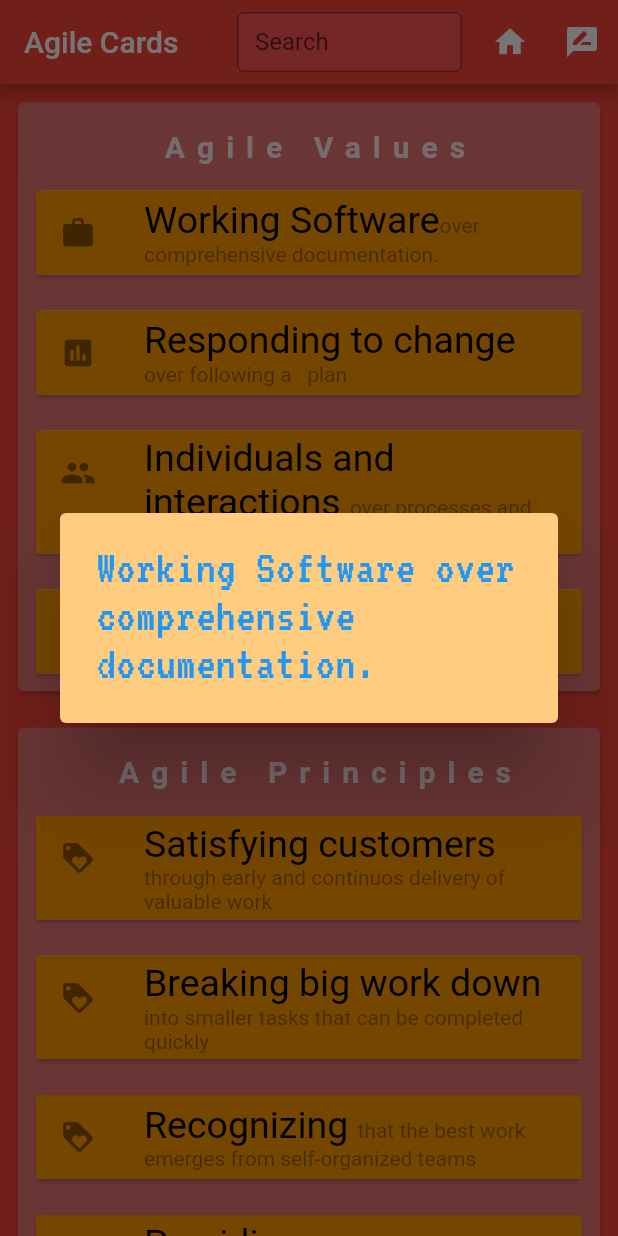
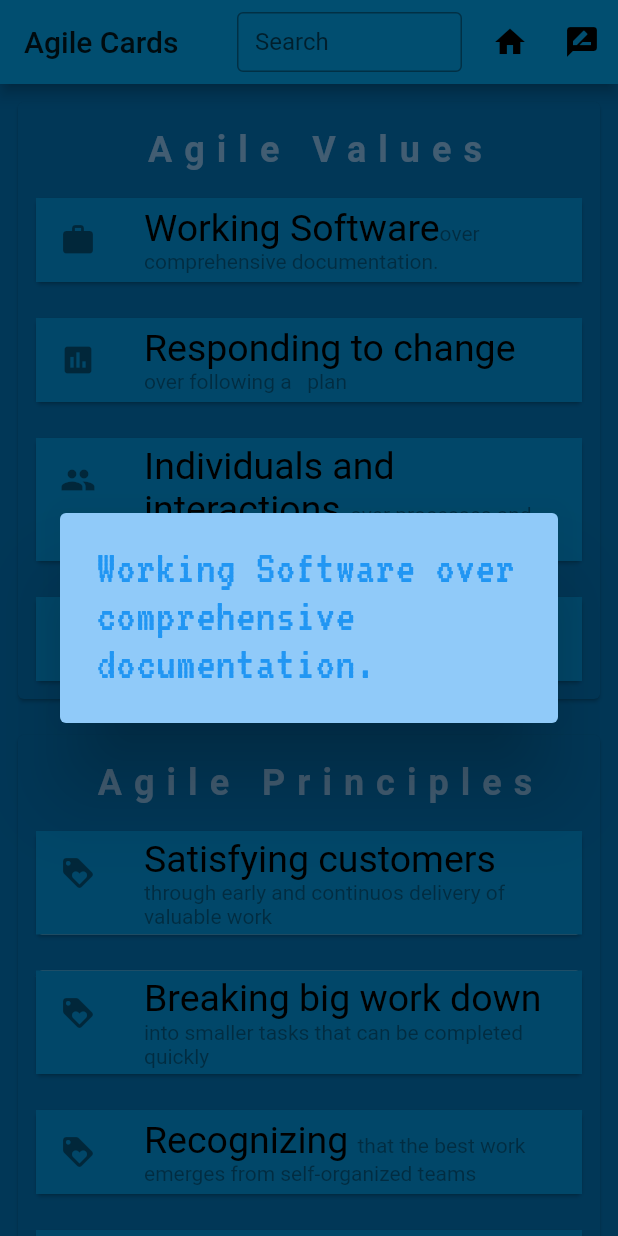
Before and after one commit to ammanath/agileCards, a Flutter app: the screen it shows after launch, after a tap on an icon or button, on a phone screen of 412 x 824 dp. Run offline on Flutter 3.47's test engine with Material 2 defaults, Android fonts, the phone set to English and light mode, and no system bars; our stand-ins replace animated_text_kit, google_fonts, scrollable_positioned_list.

Commit message:
changed color to blue

```diff
--- a/lib/DataListWidget.dart
+++ b/lib/DataListWidget.dart
@@ -7,7 +7,6 @@ class DataListWidget extends StatelessWidget {
     Key key,
     @required this.dataText,
   }) : super(key: key);
-
 
   final List<DataText> dataText;
 
@@ -20,17 +19,17 @@ var headerAgileValues = "Agile Values";
     var headerAgilePrinciples = "Agile Principles";
 
     return Column(
-      children:<Widget>[
+      children: <Widget>[
         Padding(
           padding: const EdgeInsets.all(8.0),
           child: DataCard(headerCard: headerAgileValues, dataCard: dataValues),
         ),
         Padding(
           padding: const EdgeInsets.all(8.0),
-          child: DataCard(headerCard: headerAgilePrinciples, dataCard: dataPrinciples),
+          child: DataCard(
+              headerCard: headerAgilePrinciples, dataCard: dataPrinciples),
         ),
       ],
-
     );
 
     // return Column(
@@ -52,13 +51,17 @@ class DataCard extends StatelessWidget {
   @override
   Widget build(BuildContext context) {
     return Card(
-      color: Colors.red[300],
+        color: Colors.lightBlue[800],
         child: Column(
-      children:
-      List.from([Padding(
-        padding: const EdgeInsets.fromLTRB(8.0,18.0,0.0,6.0),
+          children: List.from([
+            Padding(
+              padding: const EdgeInsets.fromLTRB(8.0, 18.0, 0.0, 6.0),
               child: HeaderText(headerCardTitle: headerCard),
-      )])..addAll(   dataCard.map((element) => AgileCard(dataText: element)).toList()),
+            )
+          ])
+            ..addAll(dataCard
+                .map((element) => AgileCard(dataText: element))
+                .toList()),
         ));
   }
 }
@@ -73,11 +76,12 @@ class HeaderText extends StatelessWidget {
 
   @override
   Widget build(BuildContext context) {
-    return Text(              headerCardTitle,
+    return Text(
+      headerCardTitle,
       textAlign: TextAlign.left,
       style: TextStyle(
-                  color: Colors.red[50],
-                  fontSize: 20,
+        color: Colors.blue[200],
+        fontSize: 24,
         letterSpacing: 8.0,
         fontWeight: FontWeight.bold,
       ),
--- a/lib/agileCard.dart
+++ b/lib/agileCard.dart
@@ -37,7 +37,7 @@ class AgileCard extends StatelessWidget {
                           return PopUpTextDisplay(dataText: dataText);
                         }),
                   }),
-          color: Colors.orange,
+          color: Colors.lightBlue[600],
         ),
       ),
     );
@@ -70,7 +70,7 @@ class PopUpTextDisplay extends StatelessWidget {
   Widget build(BuildContext context) {
     return AlertDialog(
         //title:Text("Value"),
-        backgroundColor: Colors.orange[200],
+        backgroundColor: Colors.blue[200],
         content: TypewriterAnimatedTextKit(
           text: ["${dataText.primaryText} ${dataText.secondaryText}"],
           totalRepeatCount: 4,
--- a/lib/agileCardsHome.dart
+++ b/lib/agileCardsHome.dart
@@ -15,7 +15,7 @@ class AgileCardsHome extends StatelessWidget {
             padding: const EdgeInsets.all(8.0),
             child: Container(
               width: 150,
-              color:Colors.redAccent,
+              color:Colors.lightBlue,
               child: TextField(
                   decoration: InputDecoration(
                   border: OutlineInputBorder(),
@@ -49,7 +49,7 @@ class AgileCardsHome extends StatelessWidget {
             child: DataListWidget(
           dataText: dataText1,
         )),
-        backgroundColor: Colors.red,
+        backgroundColor: Colors.lightBlue[800],
       ),
     );
   }
@@ -86,22 +86,22 @@ class AgileCardsHome extends StatelessWidget {
         'that the best work emerges from self-organized teams'
       ]),
       DataText(iconPrinciple, [
-        'Providing ',
-        'motivated individuals with the envt. and support they need and trusting them to get the job done'
+        'Providing motivated individuals ',
+        'with the envt. and support they need and trusting them to get the job done'
       ]),
       DataText(iconPrinciple,
           ['Creating processes ', 'that promote sustainable efforts']),
       DataText(iconPrinciple,
-          ['Maintaining ', 'a constant pace for completed work']),
+          ['Maintaining a constant pace ', 'for completed work']),
       DataText(iconPrinciple,
-          ['Welcoming ', 'changing requirements, even late in a project']),
+          ['Welcoming changing requirements, ', ' even late in a project']),
       DataText(iconPrinciple, [
-        'Assembling ',
-        'the project team and business owners on a daily basis throughout the project'
+        'Assembling the project team and business owners ',
+        'on a daily basis throughout the project'
       ]),
       DataText(iconPrinciple, [
-        'Having ',
-        'the team reflect at regular intervals on how to become more effective, then tuning and adjusting behaviour accordingly'
+        'Having the team reflect at regular intervals ',
+        'on how to become more effective, then tuning and adjusting behaviour accordingly'
       ]),
       DataText(iconPrinciple,
           ['Measuring progress ', 'by the amount of completed work']),
--- a/lib/main.dart
+++ b/lib/main.dart
@@ -13,7 +13,7 @@ class AgileCardsApp extends StatelessWidget {
       title: 'Agile Cards',
 
       theme: ThemeData(
-        primarySwatch: Colors.red,
+        primarySwatch: Colors.lightBlue,
         visualDensity: VisualDensity.adaptivePlatformDensity,
       ),
       home: AgileCardsHome(),
```
Lines whose indentation alone changed are shown as unchanged.
